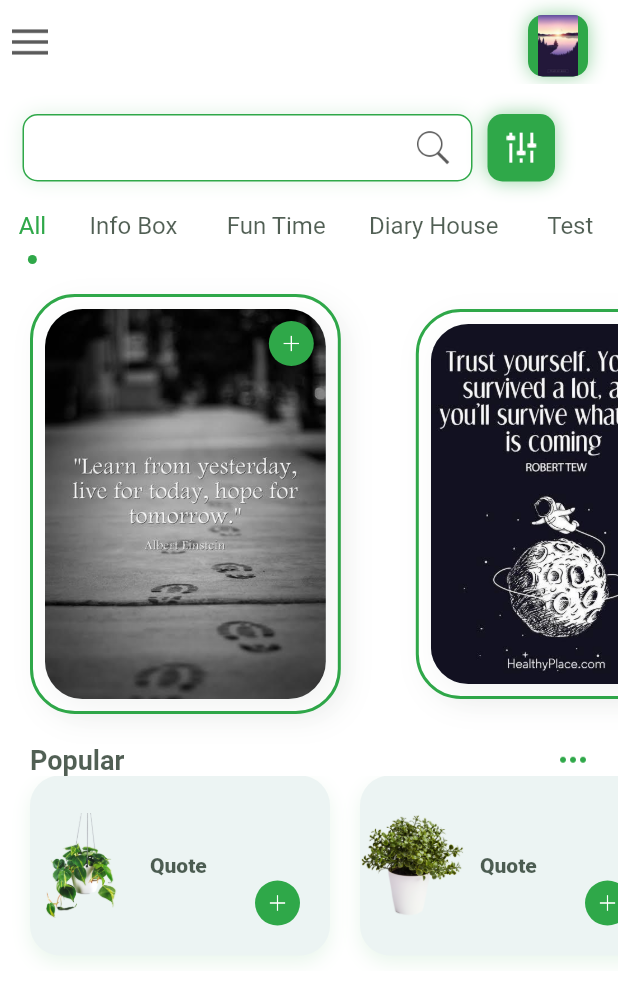
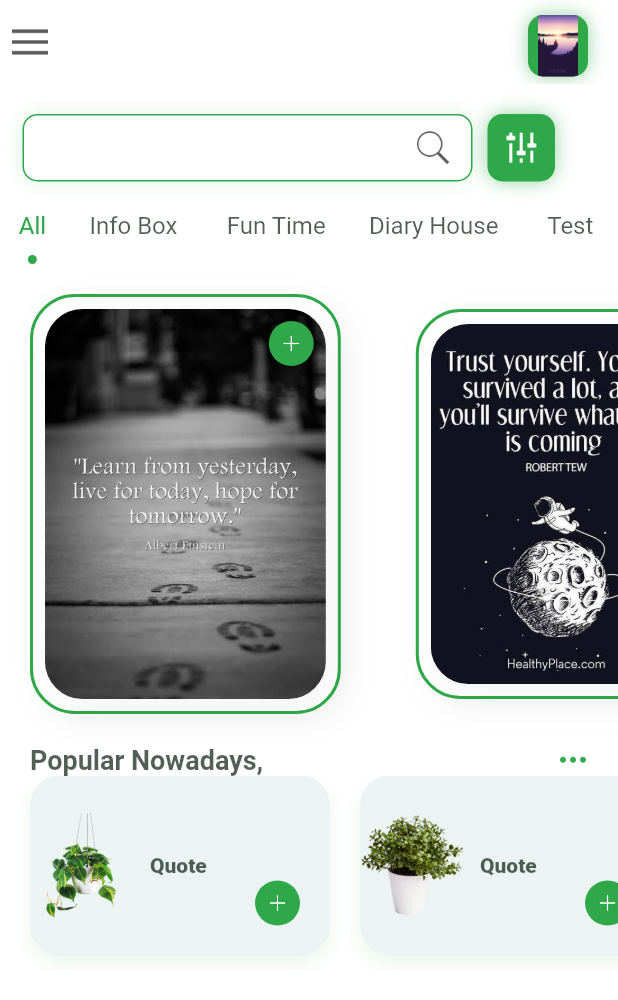
Before and after one commit to Prash1001/Mind-Therapy, a Flutter app: the HomePage screen opened directly, on a phone screen of 412 x 824 dp. Shown: the top 1000 px of the screen. Run offline on Flutter 3.47's test engine with Material 2 defaults, Android fonts, the phone set to English and light mode, and no system bars; our stand-ins replace cloud_firestore, firebase_auth, firebase_core, google_sign_in; accounts and stored records are empty.

Commit message:
Update home_page.dart

```diff
--- a/flutter_plant_app-master/flutter_plant_app-master/lib/page/home_page.dart
+++ b/flutter_plant_app-master/flutter_plant_app-master/lib/page/home_page.dart
@@ -181,7 +181,7 @@ class _HomePageState extends State<HomePage> {
                 mainAxisAlignment: MainAxisAlignment.spaceBetween,
                 children: [
                   Text(
-                    'Popular',
+                    'Popular Nowadays, ',
                     style: TextStyle(
                       color: black.withOpacity(0.7),
                       fontWeight: FontWeight.bold,
```
